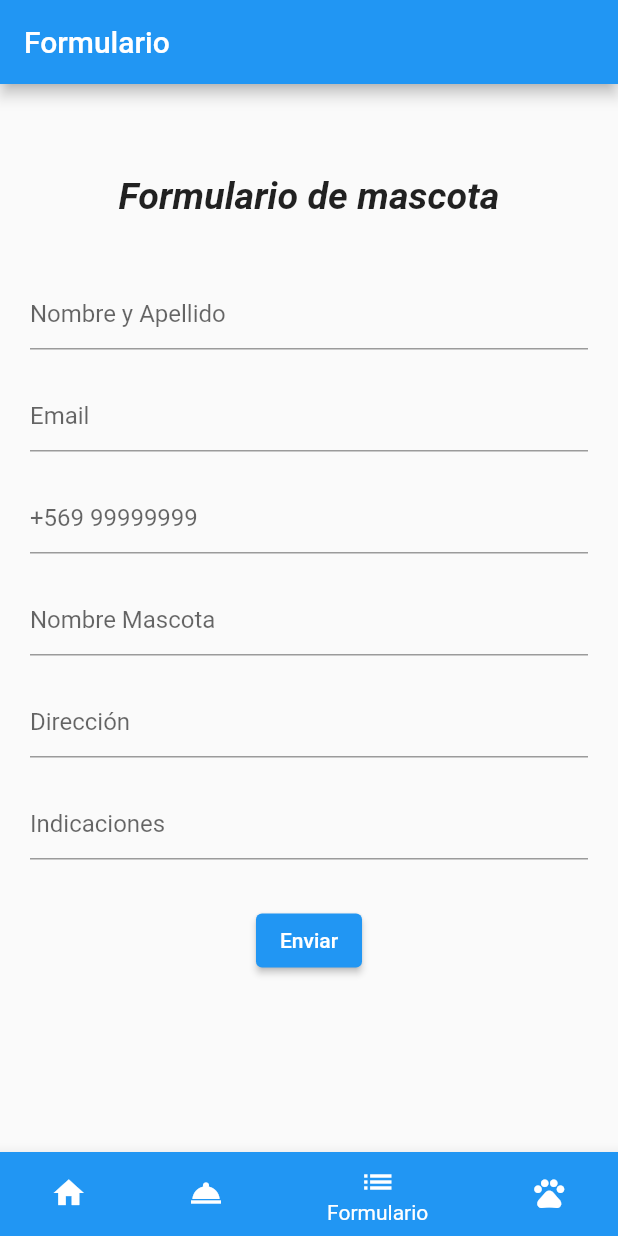
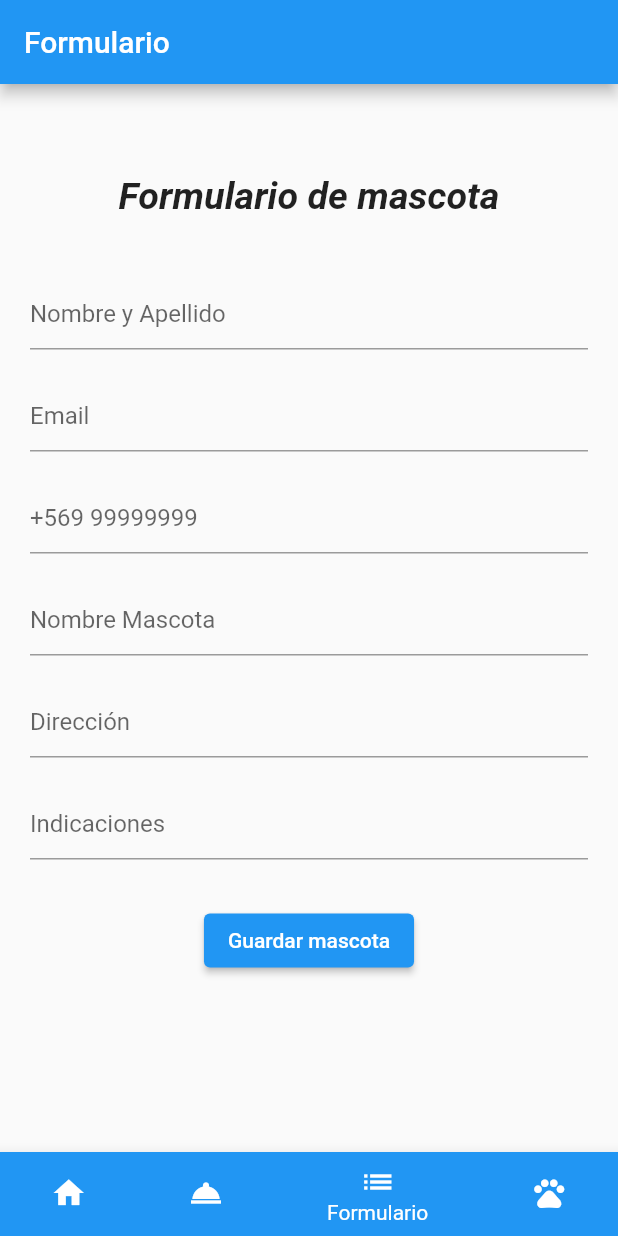
Before and after one commit to JulietteOssandon98/dahev, a Flutter app: the screen it shows after launch, item 3 of the bottom bar chosen, on a phone screen of 412 x 824 dp. Run offline on Flutter 3.47's test engine with Material 2 defaults, Android fonts, the phone set to English and light mode, and no system bars; network calls fail.

Commit message:
detalles finales

```diff
--- a/lib/formulario.dart
+++ b/lib/formulario.dart
@@ -110,7 +110,7 @@ class _TerceraPantallaEstado extends State<TerceraPantalla> {
                   onPressed: () {
                     if (_formKey.currentState!.validate()) {}
                   },
-                  child: const Text('Enviar'),
+                  child: const Text('Guardar mascota'),
                 ),
               ),
             ],
--- a/lib/gestos.dart
+++ b/lib/gestos.dart
@@ -38,7 +38,7 @@ class _CuartaPantallaEstado extends State<CuartaPantalla>
                 padding: EdgeInsets.only(top: 100),
                 child: const Image(
                   image: NetworkImage(
-                      'https://cdn-icons.flaticon.com/png/512/2437/premium/2437643.png?token=exp=1639025803~hmac=2419f41c4bb2ad89de2ceea5de4ea9dd'),
+                      'https://cdn-icons.flaticon.com/png/512/2437/premium/2437643.png?token=exp=1639065253~hmac=350fc3185958b5cc3746e64f1bcffccb'),
                 ),
               )),
         ));
```
